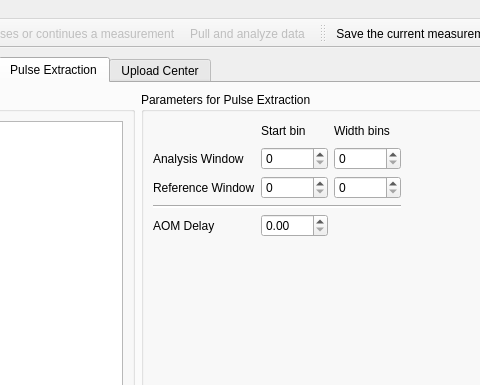
Old version of the form gui/pulsed/ui_pulsed_maingui.ui in the repository Ulm-IQO/qudi; both pictures show x 328 to 808 and y 0 to 385 of the 931 by 1083 pixel window.
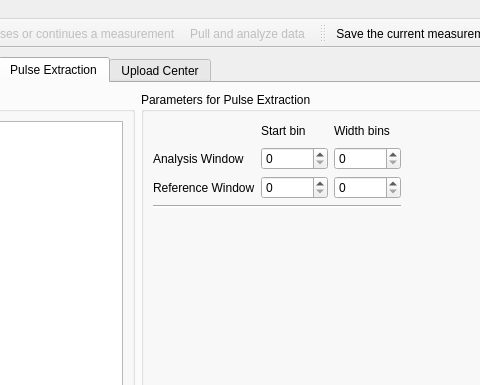
New version of the form. The open tabs and pages were chosen to show the change. Icons and pictures are not drawn. Custom widgets are drawn as their Qt base class.

Commit message: Adjusted the former pulsed_measurement_logic parameter "aom_delay_s" in a more general way. Renamed it to "laser_trigger_delay_s" and moved the GUI input widget into the analysis settings dialogue (away from pulse extraction). Implemented proper initialization and status-saving of this parameter.

Diff of the .ui file:
```diff
--- a/gui/pulsed/ui_pulsed_maingui.ui
+++ b/gui/pulsed/ui_pulsed_maingui.ui
@@ -1936,7 +1936,7 @@
               <layout class="QGridLayout" name="gridLayout_34">
                <item row="0" column="1">
                 <layout class="QGridLayout" name="gridLayout_33">
-                 <item row="5" column="1">
+                 <item row="4" column="1">
                   <spacer name="verticalSpacer_3">
                    <property name="orientation">
                     <enum>Qt::Vertical</enum>
@@ -1949,13 +1949,6 @@
                    </property>
                   </spacer>
                  </item>
-                 <item row="4" column="0">
-                  <widget class="QLabel" name="label_18">
-                   <property name="text">
-                    <string>AOM Delay</string>
-                   </property>
-                  </widget>
-                 </item>
                  <item row="0" column="1">
                   <widget class="QLabel" name="label_30">
                    <property name="text">
@@ -2004,9 +1997,6 @@
                    </property>
                   </spacer>
                  </item>
-                 <item row="4" column="1">
-                  <widget class="ScienDSpinBox" name="extract_param_aom_delay_ScienDSpinBox"/>
-                 </item>
                  <item row="1" column="0">
                   <widget class="QLabel" name="label_36">
                    <property name="text">
```
The commit also changes 9 other files.
